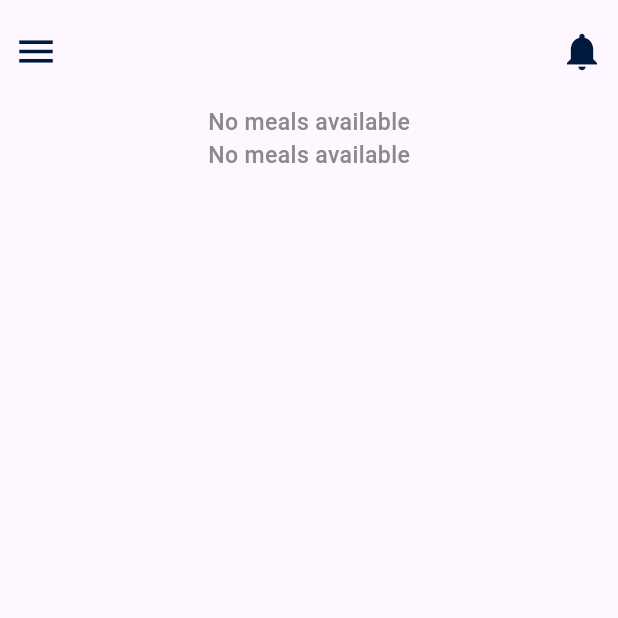
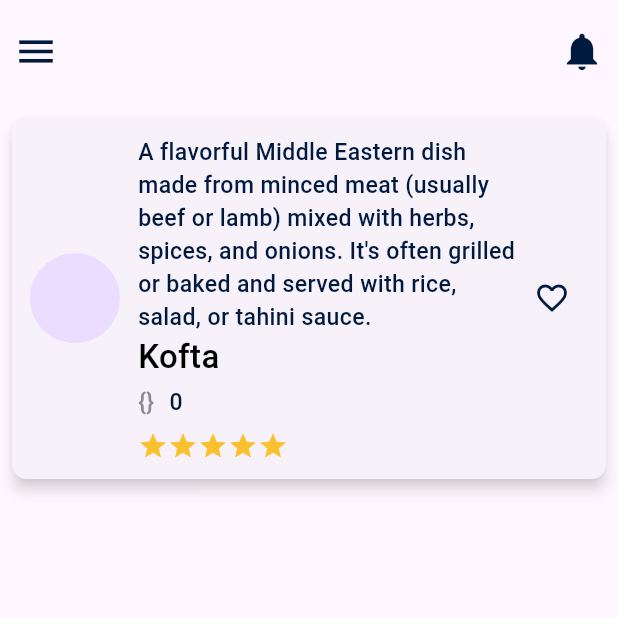
Before and after one commit to ahmedali221/prepai, a Flutter app: the FavoriteScreen screen opened by its route, after a tap on the "menu" icon, after a tap on the "notifications" icon, on a phone screen of 412 x 824 dp, the top half of it. Run offline on Flutter 3.47's test engine with Material 3 defaults, Android fonts, the phone set to English and light mode, and no system bars; our stand-ins replace cloud_firestore, dartz, firebase_auth, firebase_core, flutter_riverpod, flutter_screenutil and 5 more; accounts and stored records are empty.

Commit message:
modified favourites ui

```diff
--- /dev/null
+++ b/devtools_options.yaml
@@ -0,0 +1,3 @@
+description: This file stores settings for Dart & Flutter DevTools.
+documentation: https://docs.flutter.dev/tools/devtools/extensions#configure-extension-enablement-states
+extensions:
--- a/lib/features/home/data/datasources/remote_data_sources/meal_remote_dataSource.dart
+++ b/lib/features/home/data/datasources/remote_data_sources/meal_remote_dataSource.dart
@@ -5,7 +5,6 @@ import 'package:flutter_secure_storage/flutter_secure_storage.dart';
 import 'package:prepai/Core/errors/firebase_errors.dart';
 import 'package:prepai/Core/utils/firebase_constants.dart';
 import 'package:prepai/features/home/data/models/mealsModel.dart';
-
 
 class MealRemoteDataSource {
   final FlutterSecureStorage storage;
@@ -24,8 +23,39 @@ class MealRemoteDataSource {
           .collection(FirebaseConstants.usersCollectionName)
           .doc(userId)
           .collection(FirebaseConstants.usersMealsCollectionName);
+      CollectionReference<Map<String, dynamic>> mealsCollection = firestore
+          .collection(FirebaseConstants.usersCollectionName)
+          .doc(userId)
+          .collection(FirebaseConstants.usersMealsCollectionName);
+      List<Map<String, dynamic>> fixedMeals = [
+        {
+          "meal_name": "Kofta",
+          "meal_nutrations": {
+            "carp": 100,
+            "fat": 50,
+            "kcal": 400,
+            "protein": 300,
+            "vitamens": 70,
+          },
+          "meal_preparartion_time": 14,
+          "meal_steps": {
+            "step_1": "buy bread",
+          },
+          "meal_text_summary":
+              "A flavorful Middle Eastern dish made from minced meat (usually beef or lamb) mixed with herbs, spices, and onions. It's often grilled or baked and served with rice, salad, or tahini sauce.",
+          "meals_ingrediants": {
+            "bread": 1,
+            "meat": 2,
+          },
+        }
+      ];
 
-      // Apply filters dynamically
+      DocumentReference<Map<String, dynamic>> docRef =
+          mealsCollection.doc(fixedMeals[0]['meal_name']);
+      DocumentSnapshot<Map<String, dynamic>> snapshot = await docRef.get();
+      if (!snapshot.exists) {
+        await docRef.set(fixedMeals[0]);
+      }
       if (mealName != null) {
         query = query
             .where('meal_name', isGreaterThanOrEqualTo: mealName)
--- a/lib/features/home/domain/use_cases/mealsUseCases.dart
+++ b/lib/features/home/domain/use_cases/mealsUseCases.dart
@@ -11,7 +11,6 @@ class GetMealsUseCase {
 
   Future<Either<FirebaseFailure, List<MealEntity>>> call(
       {int? mealPreparationTime, String? mealName, String? mealType}) async {
-    print('[GetMealsUseCase] Executing...');
     final result = await repository.getMeals(
         mealPreparationTime: mealPreparationTime,
         mealName: mealName,
@@ -19,11 +18,9 @@ class GetMealsUseCase {
 
     return result.fold(
       (failure) {
-        print('[GetMealsUseCase] Failed: ${failure.errorMessage}');
         return Left(failure);
       },
       (meals) {
-        print('[GetMealsUseCase] Retrieved ${meals.length} meals');
         return Right(meals);
       },
     );
--- a/lib/features/home/presentation/views/screen/favorites_screen.dart
+++ b/lib/features/home/presentation/views/screen/favorites_screen.dart
@@ -13,19 +13,11 @@ class FavoriteScreen extends StatelessWidget {
       drawer: const Sidebar(),
       body: SafeArea(
         child: Column(
-          mainAxisAlignment: MainAxisAlignment.spaceBetween,
           children: [
             const SizedBox(height: 10),
             const SideBarAndNotifications(),
             SizedBox(height: screenHeight * 0.015),
-            Expanded(
-              child: ListView.builder(
-                itemCount: 2,
-                itemBuilder: (context, index) {
-                  return const RecipesBuilder();
-                },
-              ),
-            ),
+            RecipesBuilder()
           ],
         ),
       ),
--- a/lib/features/home/presentation/views/widget/recipes_builder.dart
+++ b/lib/features/home/presentation/views/widget/recipes_builder.dart
@@ -25,8 +25,6 @@ class _RecipesBuilderState extends ConsumerState<RecipesBuilder> {
     final selectedTimeProvider = StateProvider<int?>((ref) => null);
     final selectedTime = ref.watch(selectedTimeProvider);
 
-    print("Meal State: ${mealState.status}");
-
     return mealState.status == MealStatus.loading
         ? Center(child: CircularProgressIndicator())
         : mealState.meal == null
@@ -50,6 +48,8 @@ class _RecipesBuilderState extends ConsumerState<RecipesBuilder> {
                             .copyWith(color: AppColors.c8A8A8A),
                       )
                     : ListView.builder(
+                      physics: const NeverScrollableScrollPhysics(),
+                      shrinkWrap: true,
                         itemCount: meals.length,
                         itemBuilder: (context, index) {
                           return GestureDetector(
```
Also changed, not shown: 4 other files.
